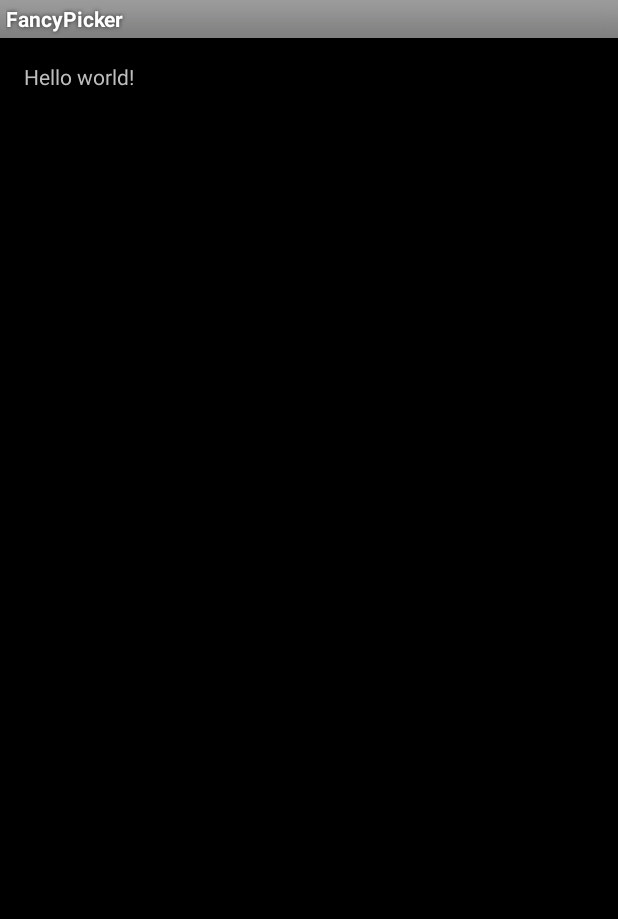
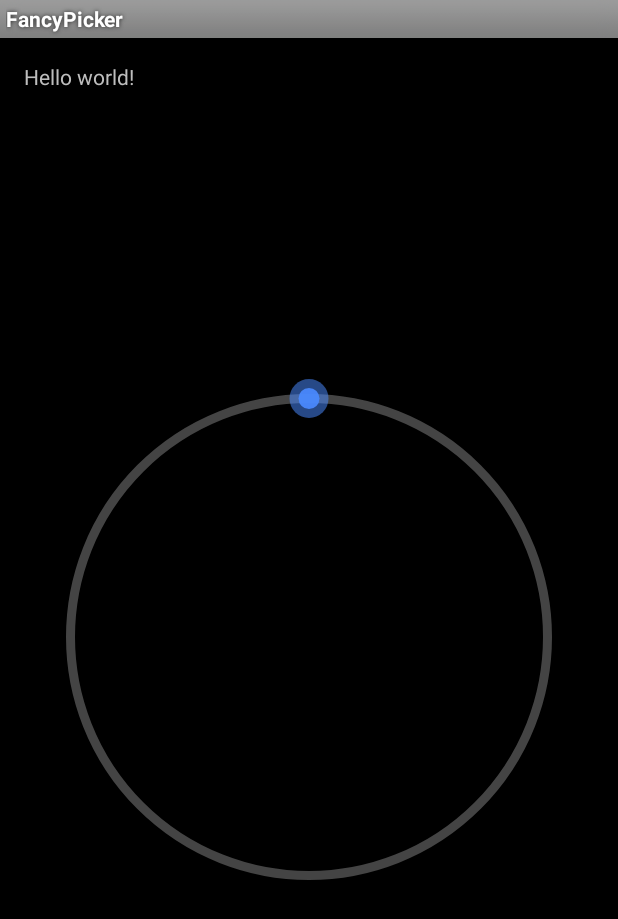
Before and after one commit to tankery/CircularSeekBar, an Android app: the screen it shows after launch (MainActivity), on a phone screen of 412 x 824 dp. Shown: the top 919 px of the screen. Run offline under Robolectric (Android 15) with nearby library versions, the phone set to English and light mode, and no system bars.

Commit message:
Add seek bar to demo app.

```diff
--- a/app/build.gradle
+++ b/app/build.gradle
@@ -20,4 +20,5 @@ android {
 }
 
 dependencies {
+    compile project(':circularSeekBar')
 }
--- a/app/src/main/res/layout/activity_main.xml
+++ b/app/src/main/res/layout/activity_main.xml
@@ -1,5 +1,6 @@
 <RelativeLayout xmlns:android="http://schemas.android.com/apk/res/android"
     xmlns:tools="http://schemas.android.com/tools"
+    xmlns:app="http://schemas.android.com/apk/res-auto"
     android:layout_width="match_parent"
     android:layout_height="match_parent"
     android:paddingLeft="@dimen/activity_horizontal_margin"
@@ -12,4 +13,11 @@
         android:layout_width="wrap_content"
         android:layout_height="wrap_content" />
 
+    <me.tankery.lib.circularseekbar.CircularSeekBar
+        android:layout_width="match_parent"
+        android:layout_height="wrap_content"
+        android:layout_centerInParent="true"
+        android:layout_margin="16dp"
+        app:cs_circle_stroke_width="6"/>
+
 </RelativeLayout>
```
